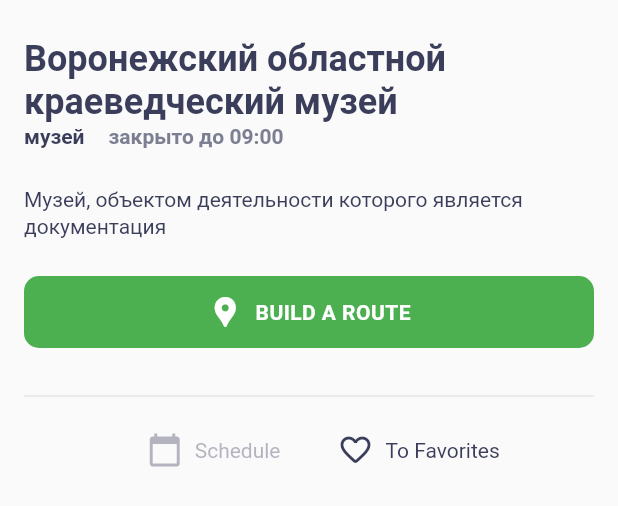
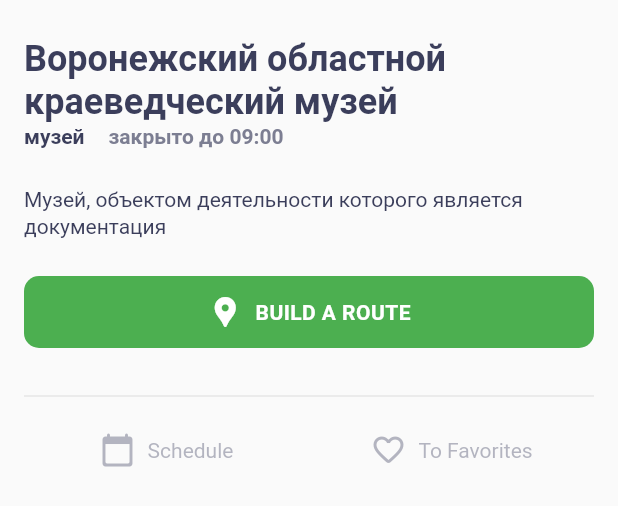
Before and after one commit to DeployChef/places, a Flutter app: the DetailsContent widget shown alone on an empty page, opened directly with sample values from the repository, on a phone screen of 412 x 824 dp. Shown: the top 506 px of the screen. Run offline on Flutter 3.47's test engine with Material 2 defaults, Android fonts, the phone set to English and light mode, and no system bars; generated files the repository leaves out were written again; network calls fail.

Commit message:
фиксы

```diff
--- a/lib/l10n/app_en.arb
+++ b/lib/l10n/app_en.arb
@@ -1,5 +1,5 @@
 {
-    "detailsTitle": "List of\ninteresting places",
+    "placesListTitle": "List of\ninteresting places",
     "locateButtonText": "BUILD A ROUTE",
     "calendarButtonText": "Schedule",
     "favoriteButtonText": "To Favorites"
--- a/lib/l10n/app_ru.arb
+++ b/lib/l10n/app_ru.arb
@@ -1,5 +1,5 @@
 {
-    "detailsTitle": "Список\nинтересных мест",
+    "placesListTitle": "Список\nинтересных мест",
     "locateButtonText": "ПОСТРОИТЬ МАРШРУТ",
     "calendarButtonText": "Запланировать",
     "favoriteButtonText": "В Избранное"
--- a/lib/main.dart
+++ b/lib/main.dart
@@ -29,9 +29,7 @@ class App extends StatelessWidget {
       theme: ThemeData(
         primarySwatch: Colors.blue,
       ),
-      home: SightDetails(
-        model: mocks[0],
-      ),
+      home: SightListScreen(), //SightDetails(model: mocks[0]), //,
     );
   }
 }
--- a/lib/ui/screen/sight_details.dart
+++ b/lib/ui/screen/sight_details.dart
@@ -94,7 +94,7 @@ class DetailsContent extends StatelessWidget {
                 width: 16,
               ),
               const Text(
-                'закрыто до 09:00',
+                'закрыто до 09:00', // времено
                 style: AppTypography.text14BoldSecondary2Style,
               ),
             ],
@@ -138,14 +138,42 @@ class DetailsContent extends StatelessWidget {
             height: 16,
           ),
           Row(
+            mainAxisAlignment: MainAxisAlignment.spaceBetween,
+            children: [
+              IconButton(
+                text: locale.calendarButtonText,
+                icon: Icons.calendar_today_rounded,
+              ),
+              IconButton(
+                text: locale.favoriteButtonText,
+                icon: Icons.favorite_border_rounded,
+              ),
+            ],
+          ),
+        ],
+      ),
+    );
+  }
+}
+
+class IconButton extends StatelessWidget {
+  final String text;
+  final IconData icon;
+
+  const IconButton({
+    Key? key,
+    required this.text,
+    required this.icon,
+  }) : super(key: key);
+
+  @override
+  Widget build(BuildContext context) {
+    return Expanded(
+      child: Row(
         mainAxisAlignment: MainAxisAlignment.center,
         children: [
-              Expanded(
-                child: Row(
-                  mainAxisAlignment: MainAxisAlignment.end,
-                  children: [
-                    const Icon(
-                      Icons.calendar_today,
+          Icon(
+            icon,
             color: AppColors.colorDisable,
             size: 24,
           ),
@@ -153,34 +181,8 @@ class DetailsContent extends StatelessWidget {
             width: 8,
           ),
           Text(
-                      locale.calendarButtonText,
+            text,
             style: AppTypography.text14InactiveStyle,
-                    ),
-                  ],
-                ),
-              ),
-              const SizedBox(
-                width: 38,
-              ),
-              Expanded(
-                child: Row(
-                  children: [
-                    const Icon(
-                      Icons.favorite_border_rounded,
-                      size: 24,
-                      color: AppColors.colorWhiteSecondary,
-                    ),
-                    const SizedBox(
-                      width: 8,
-                    ),
-                    Text(
-                      locale.favoriteButtonText,
-                      style: AppTypography.text14Style,
-                    ),
-                  ],
-                ),
-              ),
-            ],
           ),
         ],
       ),
--- a/lib/ui/screen/sight_list_screen.dart
+++ b/lib/ui/screen/sight_list_screen.dart
@@ -21,12 +21,14 @@ class _SightListScreenState extends State<SightListScreen> {
         toolbarHeight: 112.0,
         backgroundColor: Colors.transparent,
         elevation: 0,
-        title: Padding(
-          padding: const EdgeInsets.only(right: 16, left: 16, top: 42),
-          child: Text(
-            locale.detailsTitle,
-            style: AppTypography.largeTitleStyle,
-            textAlign: TextAlign.left,
+        flexibleSpace: Align(
+          alignment: Alignment.bottomLeft,
+          child: Container(
+            margin: EdgeInsets.only(left: 16, right: 16, bottom: 16),
+            child: Text(
+              locale.placesListTitle,
+              style: AppTypography.largeTitleStyle,
+            ),
           ),
         ),
       ),
```
Lines whose indentation alone changed are shown as unchanged.
